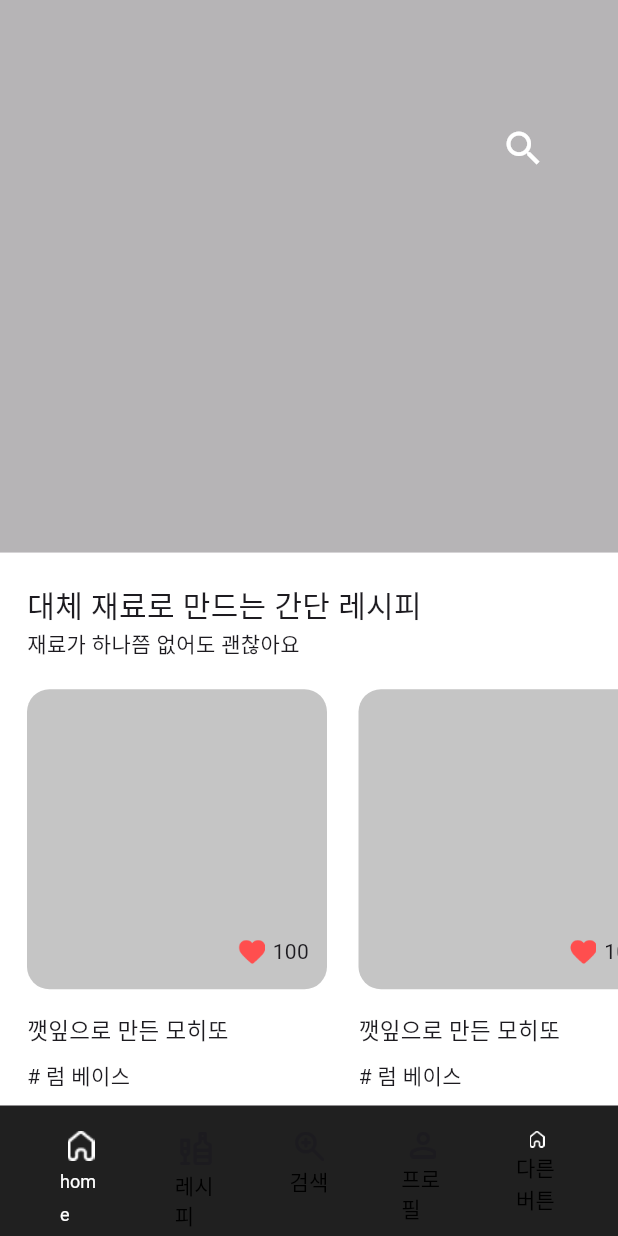
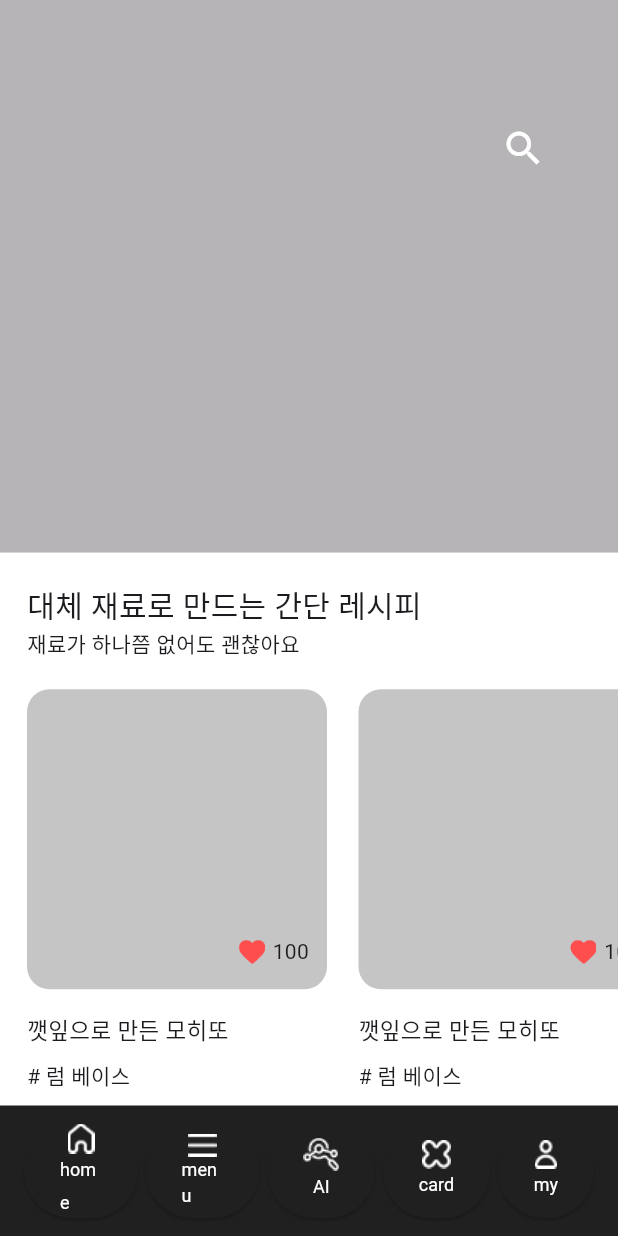
Before and after one commit to ketchup0211/DevKor-cocktailApp, a Flutter app: the screen it shows after launch, on a phone screen of 412 x 824 dp. Run offline on Flutter 3.47's test engine with Material 3 defaults, Android fonts, the phone set to English and light mode, and no system bars; Roboto replaces fonts that are missing (Pretendard).

Commit message:
[feat] 네비게이터 완성 및 메뉴페이지 기능 추가

```diff
--- a/lib/main.dart
+++ b/lib/main.dart
@@ -34,6 +34,34 @@ class _MyAppState extends State<MyApp> {
     });
   }
 
+  void goMenu(BuildContext context) {
+    Navigator.push(
+      context,
+      MaterialPageRoute(builder: (context) => const MenuPage()),
+    );
+  }
+
+  void goAI() {
+    print("go AI");
+    setState(() {
+      isClicked = !isClicked;
+    });
+  }
+
+  void gocard() {
+    print("go AI");
+    setState(() {
+      isClicked = !isClicked;
+    });
+  }
+
+  void gomy() {
+    print("go AI");
+    setState(() {
+      isClicked = !isClicked;
+    });
+  }
+
   @override
   Widget build(BuildContext context) {
     // TODO: implement build
@@ -43,10 +71,7 @@ class _MyAppState extends State<MyApp> {
           color: Color(0xFF202020),
           height: 87,
           child: Padding(
-            padding: const EdgeInsets.only(
-              top: 5,
-              bottom: 20,
-            ),
+            padding: const EdgeInsets.only(),
             child: Row(
               mainAxisAlignment: MainAxisAlignment.spaceBetween,
               children: [
@@ -56,17 +81,14 @@ class _MyAppState extends State<MyApp> {
                     onPressed: goHome,
                     style: const ButtonStyle(
                       backgroundColor:
-                          MaterialStatePropertyAll(Colors.transparent),
-                      shadowColor: MaterialStatePropertyAll(Colors.transparent),
+                          MaterialStatePropertyAll(Color(0xFF202020)),
+                      shadowColor: MaterialStatePropertyAll(Color(0xFF202020)),
                     ),
                     child: Column(
                       mainAxisAlignment: MainAxisAlignment.center,
                       children: [
                         Image.asset(
                           'assets/images/fill_home.png',
-                        ),
-                        const SizedBox(
-                          height: 3,
                         ),
                         const Text(
                           'home',
@@ -83,28 +105,63 @@ class _MyAppState extends State<MyApp> {
                     ),
                   ),
                 ),
+                Builder(
+                  builder: (newContext) => Flexible(
+                    // 새로운 context를 사용하여 goMenu 호출
+                    flex: 1,
+                    child: ElevatedButton(
+                      onPressed: () => goMenu(newContext),
+                      style: const ButtonStyle(
+                        backgroundColor:
+                            MaterialStatePropertyAll(Color(0xFF202020)),
+                        shadowColor:
+                            MaterialStatePropertyAll(Color(0xFF202020)),
+                      ),
+                      child: Column(
+                        mainAxisAlignment: MainAxisAlignment.center,
+                        children: [
+                          Image.asset(
+                            'assets/images/shape.png',
+                          ),
+                          const Text(
+                            'menu',
+                            style: TextStyle(
+                              fontFamily: 'Pretendard', // 원하는 폰트로 변경
+                              fontSize: 12, // 폰트 크기를 12픽셀로 변경
+                              fontWeight: FontWeight.w400, // 폰트의 굵기를 400으로 변경
+                              letterSpacing: 0, // 글자 간격을 0으로 설정
+                              color: Color(0xFFFFFFFF), // 텍스트 색상을 흰색으로 변경
+                            ),
+                          ),
+                        ],
+                      ),
+                    ),
+                  ),
+                ),
                 Flexible(
                   flex: 1,
                   child: ElevatedButton(
-                    onPressed: goHome,
+                    onPressed: goAI,
                     style: const ButtonStyle(
                       backgroundColor:
-                          MaterialStatePropertyAll(Colors.transparent),
-                      shadowColor: MaterialStatePropertyAll(Colors.transparent),
+                          MaterialStatePropertyAll(Color(0xFF202020)),
+                      shadowColor: MaterialStatePropertyAll(Color(0xFF202020)),
                     ),
                     child: Column(
+                      mainAxisAlignment: MainAxisAlignment.center,
                       children: [
                         Image.asset(
-                          'assets/images/recipe.png',
-                          scale: 1.8,
-                        ),
-                        const SizedBox(
-                          height: 3,
+                          'assets/images/AI.png',
                         ),
                         const Text(
-                          '레시피',
+                          'AI',
                           style: TextStyle(
-                            color: Colors.black,
+                            fontFamily: 'Pretendard', // 원하는 폰트로 변경
+                            fontSize: 12, // 폰트 크기를 12픽셀로 변경
+                            fontWeight: FontWeight.w400, // 폰트의 굵기를 400으로 변경
+                            height: 22 / 12, // 줄간격을 픽셀 크기에 맞게 조정
+                            letterSpacing: 0, // 글자 간격을 0으로 설정
+                            color: Color(0xFFFFFFFF), // 텍스트 색상을 흰색으로 변경
                           ),
                         ),
                       ],
@@ -114,25 +171,27 @@ class _MyAppState extends State<MyApp> {
                 Flexible(
                   flex: 1,
                   child: ElevatedButton(
-                    onPressed: goHome,
+                    onPressed: gocard,
                     style: const ButtonStyle(
                       backgroundColor:
-                          MaterialStatePropertyAll(Colors.transparent),
-                      shadowColor: MaterialStatePropertyAll(Colors.transparent),
+                          MaterialStatePropertyAll(Color(0xFF202020)),
+                      shadowColor: MaterialStatePropertyAll(Color(0xFF202020)),
                     ),
                     child: Column(
+                      mainAxisAlignment: MainAxisAlignment.center,
                       children: [
                         Image.asset(
-                          'assets/images/zoom_in.png',
-                          scale: 1.8,
-                        ),
-                        const SizedBox(
-                          height: 3,
+                          'assets/images/Union.png',
                         ),
                         const Text(
-                          '검색',
+                          'card',
                           style: TextStyle(
-                            color: Colors.black,
+                            fontFamily: 'Pretendard', // 원하는 폰트로 변경
+                            fontSize: 12, // 폰트 크기를 12픽셀로 변경
+                            fontWeight: FontWeight.w400, // 폰트의 굵기를 400으로 변경
+                            height: 22 / 12, // 줄간격을 픽셀 크기에 맞게 조정
+                            letterSpacing: 0, // 글자 간격을 0으로 설정
+                            color: Color(0xFFFFFFFF), // 텍스트 색상을 흰색으로 변경
                           ),
                         ),
                       ],
@@ -142,53 +201,27 @@ class _MyAppState extends State<MyApp> {
                 Flexible(
                   flex: 1,
                   child: ElevatedButton(
-                    onPressed: goHome,
+                    onPressed: gomy,
                     style: const ButtonStyle(
                       backgroundColor:
-                          MaterialStatePropertyAll(Colors.transparent),
-                      shadowColor: MaterialStatePropertyAll(Colors.transparent),
+                          MaterialStatePropertyAll(Color(0xFF202020)),
+                      shadowColor: MaterialStatePropertyAll(Color(0xFF202020)),
                     ),
                     child: Column(
+                      mainAxisAlignment: MainAxisAlignment.center,
                       children: [
                         Image.asset(
-                          'assets/images/person.png',
-                          scale: 1.8,
-                        ),
-                        const SizedBox(
-                          height: 3,
+                          'assets/images/my.png',
                         ),
                         const Text(
-                          '프로필',
+                          'my',
                           style: TextStyle(
-                            color: Colors.black,
-                          ),
-                        ),
-                      ],
-                    ),
-                  ),
-                ),
-                Flexible(
-                  flex: 1,
-                  child: ElevatedButton(
-                    onPressed: goHome,
-                    style: const ButtonStyle(
-                      backgroundColor:
-                          MaterialStatePropertyAll(Colors.transparent),
-                      shadowColor: MaterialStatePropertyAll(Colors.transparent),
-                    ),
-                    child: Column(
-                      children: [
-                        Image.asset(
-                          'assets/images/home.png', // 새로운 아이콘 이미지 경로
-                          scale: 1.8,
-                        ),
-                        const SizedBox(
-                          height: 3,
-                        ),
-                        const Text(
-                          '다른 버튼', // 버튼에 표시될 텍스트
-                          style: TextStyle(
-                            color: Colors.black,
+                            fontFamily: 'Pretendard', // 원하는 폰트로 변경
+                            fontSize: 12, // 폰트 크기를 12픽셀로 변경
+                            fontWeight: FontWeight.w400, // 폰트의 굵기를 400으로 변경
+                            height: 22 / 12, // 줄간격을 픽셀 크기에 맞게 조정
+                            letterSpacing: 0, // 글자 간격을 0으로 설정
+                            color: Color(0xFFFFFFFF), // 텍스트 색상을 흰색으로 변경
                           ),
                         ),
                       ],
@@ -356,6 +389,22 @@ class _MyAppState extends State<MyApp> {
   }
 }
 
+class MenuPage extends StatelessWidget {
+  const MenuPage({Key? key}) : super(key: key);
+
+  @override
+  Widget build(BuildContext context) {
+    return Scaffold(
+      appBar: AppBar(
+        title: Text('Menu Page'),
+      ),
+      body: Center(
+        child: Text('This is the Menu Page'),
+      ),
+    );
+  }
+}
+
 class ItemPreview extends StatelessWidget {
   final String mainText, hashtag;
 
```
Also changed, not shown: assets/images/AI.png (added), assets/images/Union.png (added), assets/images/my.png (added), assets/images/shape.png (added).
